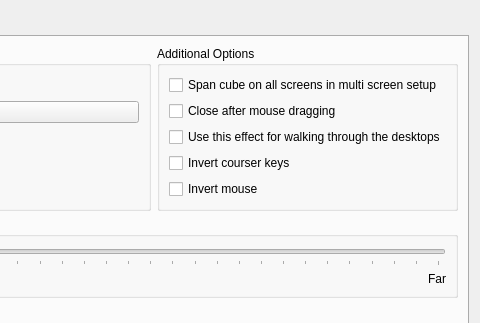
Qt form effects/cube/cube_config.ui (KDE/kwin) before a commit; both pictures show x 267 to 747 and y 0 to 323 of the 747 by 566 pixel window.
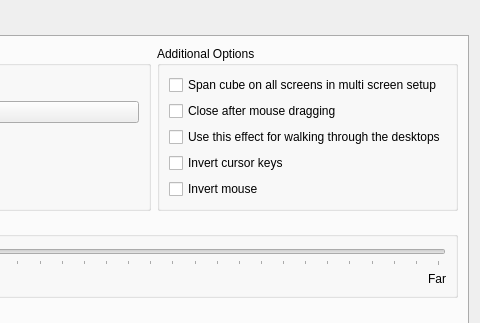
The same form after that commit. The open tabs and pages were chosen to show the change. Custom widgets are drawn as their Qt base class.

```diff
--- a/effects/cube/cube_config.ui
+++ b/effects/cube/cube_config.ui
@@ -432,7 +432,7 @@
           <item>
            <widget class="QCheckBox" name="invertKeysBox" >
             <property name="text" >
-             <string>Invert courser keys</string>
+             <string>Invert cursor keys</string>
             </property>
            </widget>
           </item>
```
